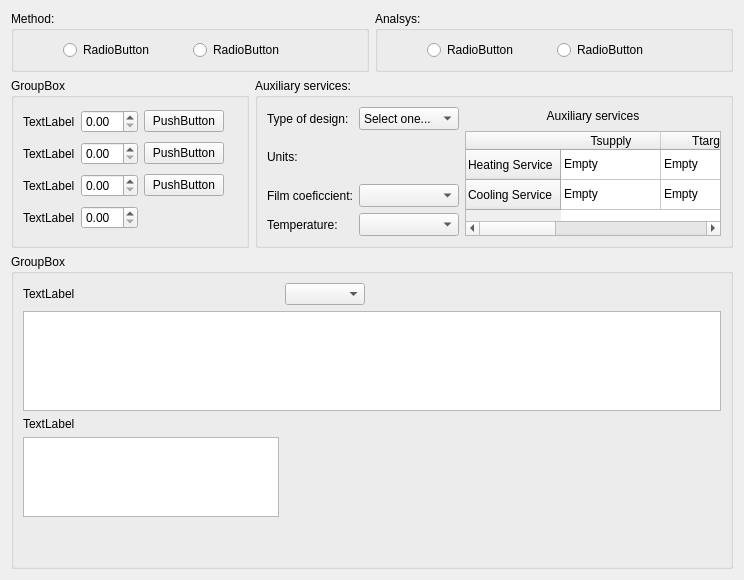
Qt form contenido_plots_costos.ui (Gahemo0306/SoftawareShen) before a commit.
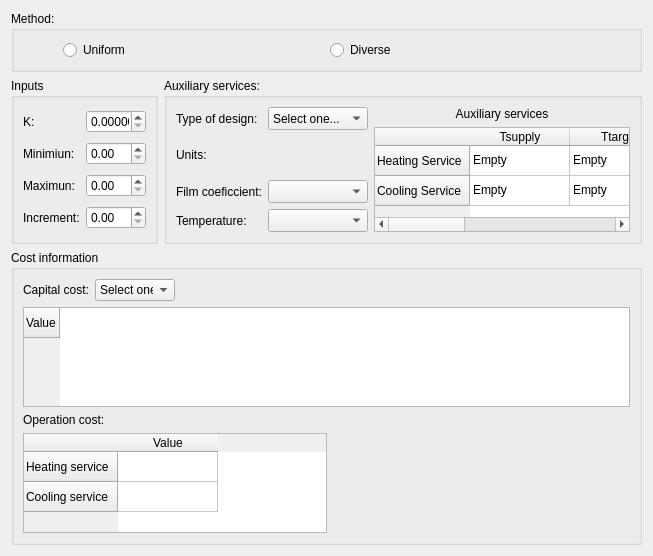
The same form after that commit.

What changed in the file:
```diff
--- a/contenido_plots_costos.ui
+++ b/contenido_plots_costos.ui
@@ -6,8 +6,8 @@
    <rect>
     <x>0</x>
     <y>0</y>
-    <width>744</width>
-    <height>580</height>
+    <width>639</width>
+    <height>544</height>
    </rect>
   </property>
   <property name="windowTitle">
@@ -220,7 +220,7 @@
      <item row="0" column="0">
       <widget class="QGroupBox" name="groupBox_3">
        <property name="title">
-        <string>GroupBox</string>
+        <string>Inputs</string>
        </property>
        <layout class="QGridLayout" name="gridLayout_6">
         <item row="2" column="1">
@@ -241,6 +241,9 @@
             <height>16777215</height>
            </size>
           </property>
+          <property name="decimals">
+           <number>6</number>
+          </property>
          </widget>
         </item>
         <item row="1" column="1">
@@ -262,7 +265,7 @@
            </size>
           </property>
           <property name="text">
-           <string>TextLabel</string>
+           <string>K:</string>
           </property>
          </widget>
         </item>
@@ -276,6 +279,19 @@
           </property>
          </widget>
         </item>
+        <item row="2" column="0">
+         <widget class="QLabel" name="labelmax">
+          <property name="maximumSize">
+           <size>
+            <width>80</width>
+            <height>16777215</height>
+           </size>
+          </property>
+          <property name="text">
+           <string>Maximun:</string>
+          </property>
+         </widget>
+        </item>
         <item row="1" column="0">
          <widget class="QLabel" name="label_2">
           <property name="maximumSize">
@@ -285,7 +301,7 @@
            </size>
           </property>
           <property name="text">
-           <string>TextLabel</string>
+           <string>Minimiun:</string>
           </property>
          </widget>
         </item>
@@ -298,63 +314,11 @@
            </size>
           </property>
           <property name="text">
-           <string>TextLabel</string>
+           <string>Increment:</string>
           </property>
          </widget>
         </item>
-        <item row="2" column="0">
-         <widget class="QLabel" name="label_3">
-          <property name="maximumSize">
-           <size>
-            <width>80</width>
-            <height>16777215</height>
-           </size>
-          </property>
-          <property name="text">
-           <string>TextLabel</string>
-          </property>
-         </widget>
-        </item>
-        <item row="1" column="2">
-         <widget class="QPushButton" name="pushButton_2">
-          <property name="maximumSize">
-           <size>
-            <width>80</width>
-            <height>16777215</height>
-           </size>
-          </property>
-          <property name="text">
-           <string>PushButton</string>
-          </property>
-         </widget>
-        </item>
-        <item row="0" column="2">
-         <widget class="QPushButton" name="pushButton">
-          <property name="maximumSize">
-           <size>
-            <width>80</width>
-            <height>16777215</height>
-           </size>
-          </property>
-          <property name="text">
-           <string>PushButton</string>
-          </property>
-         </widget>
-        </item>
-        <item row="2" column="2">
-         <widget class="QPushButton" name="pushButton_3">
-          <property name="maximumSize">
-           <size>
-            <width>80</width>
-            <height>16777215</height>
-           </size>
-          </property>
-          <property name="text">
-           <string>PushButton</string>
-          </property>
-         </widget>
-        </item>
-        <item row="0" column="3" rowspan="4">
+        <item row="0" column="2" rowspan="4">
          <spacer name="horizontalSpacer_5">
           <property name="orientation">
            <enum>Qt::Horizontal</enum>
@@ -378,44 +342,18 @@
        <item row="1" column="0">
         <widget class="QGroupBox" name="groupBox_5">
          <property name="title">
-          <string>GroupBox</string>
+          <string>Cost information</string>
          </property>
          <layout class="QGridLayout" name="gridLayout_11">
-          <item row="3" column="0">
-           <widget class="QTableWidget" name="tableWidget_2">
-            <property name="sizePolicy">
-             <sizepolicy hsizetype="Fixed" vsizetype="Fixed">
-              <horstretch>0</horstretch>
-              <verstretch>0</verstretch>
-             </sizepolicy>
-            </property>
-            <property name="maximumSize">
-             <size>
-              <width>700</width>
-              <height>80</height>
-             </size>
-            </property>
-           </widget>
-          </item>
           <item row="2" column="0">
            <widget class="QLabel" name="label_9">
             <property name="text">
-             <string>TextLabel</string>
+             <string>Operation cost:</string>
             </property>
            </widget>
           </item>
-          <item row="0" column="1">
-           <widget class="QComboBox" name="comboBox">
-            <property name="maximumSize">
-             <size>
-              <width>80</width>
-              <height>16777215</height>
-             </size>
-            </property>
-           </widget>
-          </item>
-          <item row="1" column="0" colspan="3">
-           <widget class="QTableWidget" name="tableWidget">
+          <item row="1" column="0" colspan="4">
+           <widget class="QTableWidget" name="capitalcost">
             <property name="sizePolicy">
              <sizepolicy hsizetype="Fixed" vsizetype="Fixed">
               <horstretch>0</horstretch>
@@ -428,9 +366,56 @@
               <height>100</height>
              </size>
             </property>
+            <row>
+             <property name="text">
+              <string>Value</string>
+             </property>
+            </row>
            </widget>
           </item>
-          <item row="0" column="2">
+          <item row="0" column="0">
+           <layout class="QGridLayout" name="gridLayout_3">
+            <item row="0" column="0">
+             <widget class="QLabel" name="labelcapital">
+              <property name="maximumSize">
+               <size>
+                <width>80</width>
+                <height>16777215</height>
+               </size>
+              </property>
+              <property name="text">
+               <string>Capital cost:</string>
+              </property>
+             </widget>
+            </item>
+            <item row="0" column="1">
+             <widget class="QComboBox" name="comboBoxCapital">
+              <property name="maximumSize">
+               <size>
+                <width>80</width>
+                <height>16777215</height>
+               </size>
+              </property>
+              <item>
+               <property name="text">
+                <string>Select one...</string>
+               </property>
+              </item>
+              <item>
+               <property name="text">
+                <string>a + b*A^c</string>
+               </property>
+              </item>
+              <item>
+               <property name="text">
+                <string>b*A^c</string>
+               </property>
+              </item>
+             </widget>
+            </item>
+           </layout>
+          </item>
+          <item row="0" column="1" colspan="3">
            <spacer name="horizontalSpacer_6">
             <property name="orientation">
              <enum>Qt::Horizontal</enum>
@@ -446,32 +431,37 @@
             </property>
            </spacer>
           </item>
-          <item row="0" column="0">
-           <widget class="QLabel" name="label_8">
+          <item row="3" column="0" colspan="2">
+           <widget class="QTableWidget" name="operationcost">
+            <property name="sizePolicy">
+             <sizepolicy hsizetype="Fixed" vsizetype="Fixed">
+              <horstretch>0</horstretch>
+              <verstretch>0</verstretch>
+             </sizepolicy>
+            </property>
             <property name="maximumSize">
              <size>
-              <width>80</width>
-              <height>16777215</height>
+              <width>1400</width>
+              <height>100</height>
              </size>
             </property>
-            <property name="text">
-             <string>TextLabel</string>
-            </property>
+            <row>
+             <property name="text">
+              <string>Heating service</string>
+             </property>
+            </row>
+            <row>
+             <property name="text">
+              <string>Cooling service</string>
+             </property>
+            </row>
+            <column>
+             <property name="text">
+              <string>Value</string>
+             </property>
+            </column>
            </widget>
           </item>
-          <item row="4" column="0" colspan="3">
-           <spacer name="verticalSpacer">
-            <property name="orientation">
-             <enum>Qt::Vertical</enum>
-            </property>
-            <property name="sizeHint" stdset="0">
-             <size>
-              <width>20</width>
-              <height>40</height>
-             </size>
-            </property>
-           </spacer>
-          </item>
          </layout>
         </widget>
        </item>
@@ -490,7 +480,7 @@
         <item row="0" column="1">
          <widget class="QRadioButton" name="radioButton">
           <property name="text">
-           <string>RadioButton</string>
+           <string>Uniform</string>
           </property>
          </widget>
         </item>
@@ -529,70 +519,28 @@
         <item row="0" column="2">
          <widget class="QRadioButton" name="radioButton_2">
           <property name="text">
-           <string>RadioButton</string>
+           <string>Diverse</string>
           </property>
          </widget>
         </item>
        </layout>
       </widget>
      </item>
-     <item row="0" column="1">
-      <widget class="QGroupBox" name="groupBox_2">
-       <property name="title">
-        <string>Analsys:</string>
-       </property>
-       <layout class="QGridLayout" name="gridLayout_3">
-        <item row="0" column="1">
-         <widget class="QRadioButton" name="radioButton_3">
-          <property name="text">
-           <string>RadioButton</string>
-          </property>
-         </widget>
-        </item>
-        <item row="0" column="2">
-         <widget class="QRadioButton" name="radioButton_4">
-          <property name="text">
-           <string>RadioButton</string>
-          </property>
-         </widget>
-        </item>
-        <item row="0" column="0">
-         <spacer name="horizontalSpacer_3">
-          <property name="orientation">
-           <enum>Qt::Horizontal</enum>
-          </property>
-          <property name="sizeType">
-           <enum>QSizePolicy::Ignored</enum>
-          </property>
-          <property name="sizeHint" stdset="0">
-           <size>
-            <width>40</width>
-            <height>20</height>
-           </size>
-          </property>
-         </spacer>
-        </item>
-        <item row="0" column="3">
-         <spacer name="horizontalSpacer_4">
-          <property name="orientation">
-           <enum>Qt::Horizontal</enum>
-          </property>
-          <property name="sizeType">
-           <enum>QSizePolicy::Ignored</enum>
-          </property>
-          <property name="sizeHint" stdset="0">
-           <size>
-            <width>40</width>
-            <height>20</height>
-           </size>
-          </property>
-         </spacer>
-        </item>
-       </layout>
-      </widget>
-     </item>
     </layout>
    </item>
+   <item row="2" column="0">
+    <spacer name="verticalSpacer">
+     <property name="orientation">
+      <enum>Qt::Vertical</enum>
+     </property>
+     <property name="sizeHint" stdset="0">
+      <size>
+       <width>20</width>
+       <height>40</height>
+      </size>
+     </property>
+    </spacer>
+   </item>
   </layout>
  </widget>
  <resources/>
```
Left out of the diff: 30 changed lines with no effect on the pictures.
